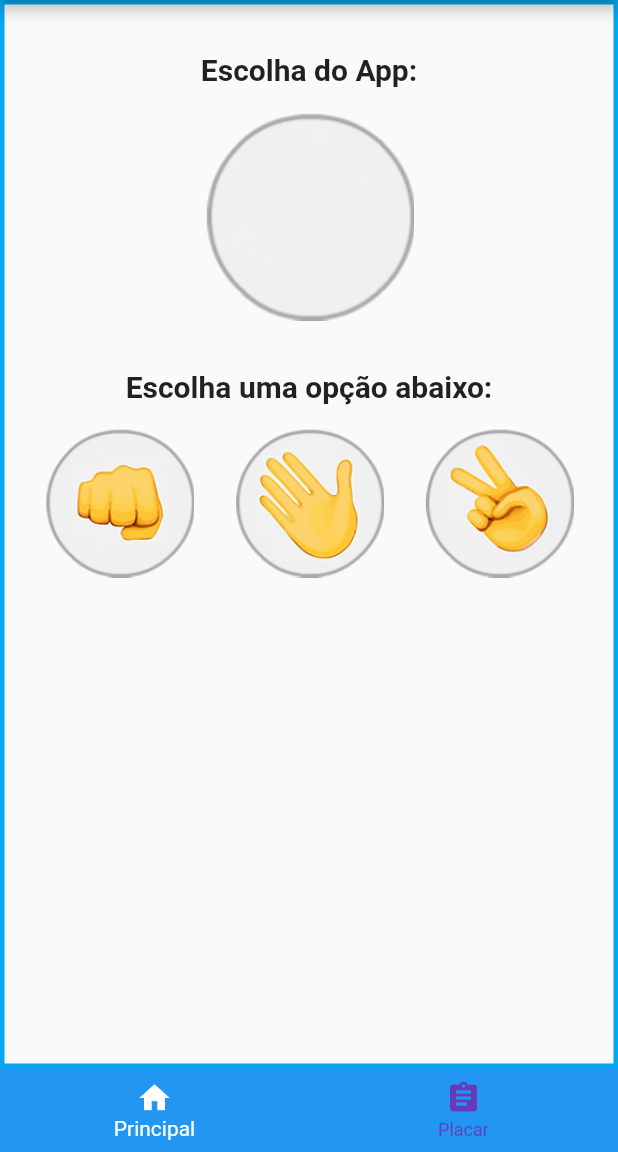
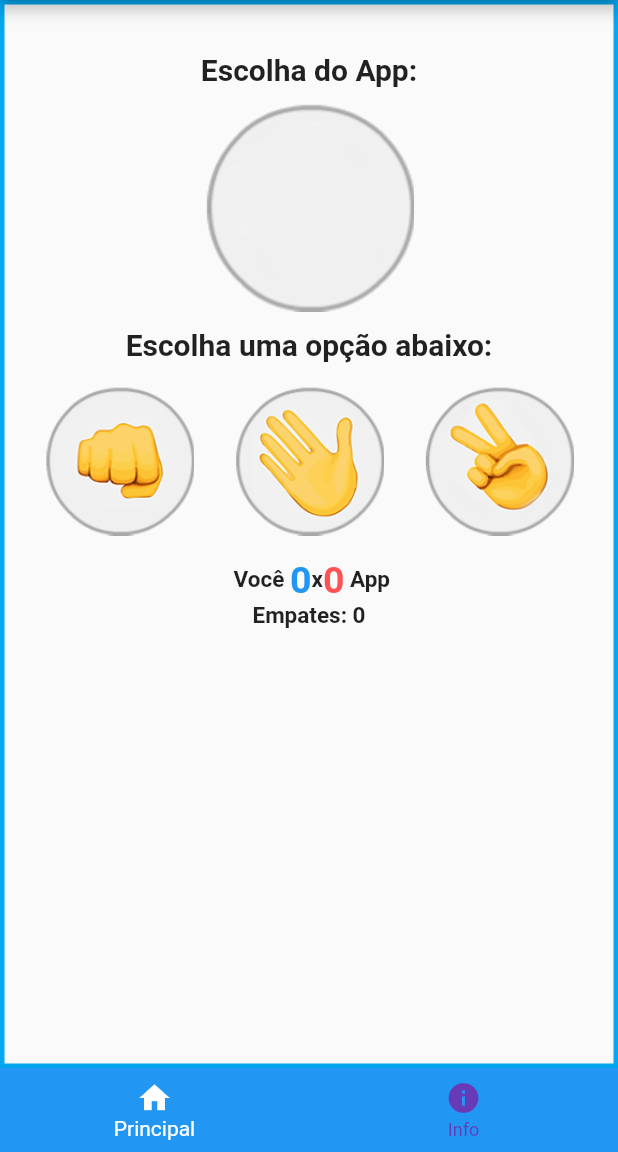
Before and after one commit to felipeabreu86/flutter_jokenpo, a Flutter app: the screen it shows after launch, on a phone screen of 412 x 824 dp, the part 84-1236 px from its top. Run offline on Flutter 3.47's test engine with Material 2 defaults, Android fonts, the phone set to English and light mode, and no system bars.

Commit message:
Se aplicado, este commit ira acrescentar em tela o placar do jogo

```diff
--- a/lib/Jogo.dart
+++ b/lib/Jogo.dart
@@ -16,6 +16,9 @@ class _JogoState extends State<Jogo> {
   var _msgVitoria = "Você ganhou! Parabéns!";
   var _msgDerrota = "Você perdeu... Tente novamente.";
   var _selectedIndex = 0;
+  var _resultUsuario = 0;
+  var _resultApp = 0;
+  var _empates = 0;
 
   /// Classe que implementa a regra do jogo JokenPo
   void _jogar(OpcoesJogo escolhaUsuario) {
@@ -28,30 +31,39 @@ class _JogoState extends State<Jogo> {
           _imagemApp = AssetImage("images/pedra.png");
           if (escolhaUsuario.index == OpcoesJogo.pedra.index) {
             _resultado = _msgEmpate;
+            ++_empates;
           } else if (escolhaUsuario.index == OpcoesJogo.papel.index) {
             _resultado = _msgVitoria;
+            ++_resultUsuario;
           } else {
             _resultado = _msgDerrota;
+            ++_resultApp;
           }
           break;
         case OpcoesJogo.papel:
           _imagemApp = AssetImage("images/papel.png");
           if (escolhaUsuario.index == OpcoesJogo.papel.index) {
             _resultado = _msgEmpate;
+            ++_empates;
           } else if (escolhaUsuario.index == OpcoesJogo.tesoura.index) {
             _resultado = _msgVitoria;
+            ++_resultUsuario;
           } else {
             _resultado = _msgDerrota;
+            ++_resultApp;
           }
           break;
         case OpcoesJogo.tesoura:
           _imagemApp = AssetImage("images/tesoura.png");
           if (escolhaUsuario.index == OpcoesJogo.tesoura.index) {
             _resultado = _msgEmpate;
+            ++_empates;
           } else if (escolhaUsuario.index == OpcoesJogo.pedra.index) {
             _resultado = _msgVitoria;
+            ++_resultUsuario;
           } else {
             _resultado = _msgDerrota;
+            ++_resultApp;
           }
           break;
       }
@@ -82,7 +94,7 @@ class _JogoState extends State<Jogo> {
           children: <Widget>[
             // Texto - Escolha do App
             Padding(
-              padding: EdgeInsets.only(top: 32, bottom: 16),
+              padding: EdgeInsets.only(top: 32, bottom: 10),
               child: Text(
                 "Escolha do App:",
                 textAlign: TextAlign.center,
@@ -93,7 +105,7 @@ class _JogoState extends State<Jogo> {
             Image(image: this._imagemApp),
             // Texto - Escolha do usuario
             Padding(
-              padding: EdgeInsets.only(top: 32, bottom: 16),
+              padding: EdgeInsets.only(top: 10, bottom: 16),
               child: Text(
                 _resultado,
                 textAlign: TextAlign.center,
@@ -117,7 +129,55 @@ class _JogoState extends State<Jogo> {
                   child: Image.asset("images/tesoura.png", height: 100),
                 ),
               ],
-            )
+            ),
+            // Placar
+            Padding(
+              padding: EdgeInsets.only(top: 15),
+              child: Row(
+                mainAxisAlignment: MainAxisAlignment.center,
+                children: <Widget>[
+                  Text(
+                    "Você  ",
+                    textAlign: TextAlign.center,
+                    style: TextStyle(fontSize: 15, fontWeight: FontWeight.bold),
+                  ),
+                  Text(
+                    "$_resultUsuario",
+                    textAlign: TextAlign.center,
+                    style: TextStyle(
+                        fontSize: 25,
+                        fontWeight: FontWeight.bold,
+                        color: Colors.blue),
+                  ),
+                  Text(
+                    "x",
+                    textAlign: TextAlign.center,
+                    style: TextStyle(fontSize: 15, fontWeight: FontWeight.bold),
+                  ),
+                  Text(
+                    "$_resultApp",
+                    textAlign: TextAlign.center,
+                    style: TextStyle(
+                        fontSize: 25,
+                        fontWeight: FontWeight.bold,
+                        color: Colors.redAccent),
+                  ),
+                  Text(
+                    " App",
+                    textAlign: TextAlign.center,
+                    style: TextStyle(fontSize: 15, fontWeight: FontWeight.bold),
+                  ),
+                ],
+              ),
+            ),
+            Text(
+              "Empates: $_empates",
+              textAlign: TextAlign.center,
+              style: TextStyle(
+                fontSize: 15,
+                fontWeight: FontWeight.bold,
+              ),
+            ),
           ],
         ),
       ),
@@ -129,8 +189,8 @@ class _JogoState extends State<Jogo> {
             title: Text('Principal'),
           ),
           BottomNavigationBarItem(
-            icon: Icon(Icons.assignment),
-            title: Text('Placar'),
+            icon: Icon(Icons.info),
+            title: Text('Info'),
           ),
         ],
         selectedItemColor: Colors.white,
```
